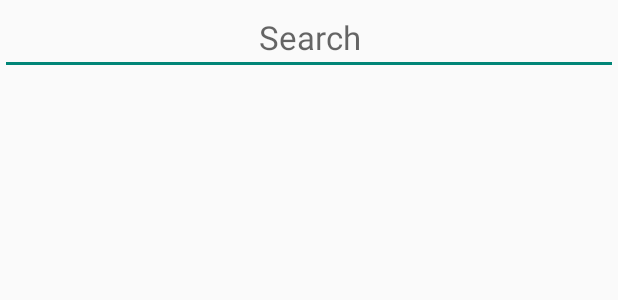
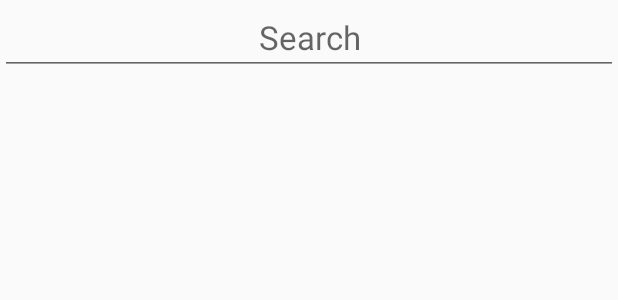
Before and after one commit to oskaremilsson/spiikpsangbok, an Android app: the layout fragment_songs.xml on its own in the app's theme, with its tools: preview values and no code run, on a phone screen of 412 x 824 dp. Shown: the top 300 px of the screen. Run offline under Robolectric (Android 15) with nearby library versions, the phone set to English and light mode, and no system bars.

Commit message:
Removed unnecessary layouts and improved Search field UX

```diff
--- a/app/src/main/java/se/bthstudent/sis/psangbok/app/AboutActivity.java
+++ b/app/src/main/java/se/bthstudent/sis/psangbok/app/AboutActivity.java
@@ -18,7 +18,7 @@ public class AboutActivity extends ActionBarActivity {
     @Override
     protected void onCreate(Bundle savedInstanceState) {
         super.onCreate(savedInstanceState);
-        setContentView(R.layout.activity_about_fragment);
+        setContentView(R.layout.fragment_about);
         if (savedInstanceState == null) {
             getSupportFragmentManager().beginTransaction()
                     .add(R.id.container, new AboutFragment())
--- a/app/src/main/java/se/bthstudent/sis/psangbok/app/MainActivity.java
+++ b/app/src/main/java/se/bthstudent/sis/psangbok/app/MainActivity.java
@@ -76,7 +76,7 @@ public class MainActivity extends ActionBarActivity
         actionBar.setTitle(mTitle);
     }
 
-
+/*
     @Override
     public boolean onCreateOptionsMenu(Menu menu) {
         if (!mNavigationDrawerFragment.isDrawerOpen()) {
@@ -101,7 +101,7 @@ public class MainActivity extends ActionBarActivity
         }
         return super.onOptionsItemSelected(item);
     }
-
+*/
     /**
      * A placeholder fragment containing a simple view.
      */
--- a/app/src/main/java/se/bthstudent/sis/psangbok/app/ViewSongActivity.java
+++ b/app/src/main/java/se/bthstudent/sis/psangbok/app/ViewSongActivity.java
@@ -18,7 +18,7 @@ public class ViewSongActivity extends ActionBarActivity {
     @Override
     protected void onCreate(Bundle savedInstanceState) {
         super.onCreate(savedInstanceState);
-        setContentView(R.layout.activity_view_song);
+        setContentView(R.layout.fragment_view_song);
         if (savedInstanceState == null) {
             getSupportFragmentManager().beginTransaction()
                     .add(R.id.container, new ViewSongFragment())
@@ -26,7 +26,7 @@ public class ViewSongActivity extends ActionBarActivity {
         }
     }
 
-
+/*
     @Override
     public boolean onCreateOptionsMenu(Menu menu) {
         // Inflate the menu; this adds items to the action bar if it is present.
@@ -45,7 +45,7 @@ public class ViewSongActivity extends ActionBarActivity {
         }
         return super.onOptionsItemSelected(item);
     }
-
+*/
     /**
      * A ViewSong fragment containing a simple view.
      */
--- a/app/src/main/res/layout/fragment_songs.xml
+++ b/app/src/main/res/layout/fragment_songs.xml
@@ -1,7 +1,10 @@
 <RelativeLayout xmlns:android="http://schemas.android.com/apk/res/android"
     xmlns:tools="http://schemas.android.com/tools"
+    android:id="@+id/auto_focus"
     android:layout_width="match_parent"
     android:layout_height="match_parent"
+    android:focusable="true"
+    android:focusableInTouchMode="true"
     tools:context="se.bthstudent.sis.psangbok.app.SongsActivity$PlaceholderFragment">
 
     <EditText
@@ -14,7 +17,9 @@
         android:hint="Search"
         android:textSize="22dp"
         android:maxLines="1"
-        android:singleLine="true"/>
+        android:singleLine="true"
+        android:nextFocusUp="@id/textViewSearch"
+        android:nextFocusLeft="@id/textViewSearch" />
 
     <ListView
         android:id="@+id/listView"
--- a/app/src/main/res/values/strings.xml
+++ b/app/src/main/res/values/strings.xml
@@ -2,8 +2,8 @@
 <resources>
 
     <string name="app_name">Psångbok</string>
-    <string name="title_section1">Sånger</string>
-    <string name="title_section2">Om</string>
+    <string name="title_section1">Psånger</string>
+    <string name="title_section2">Om appen</string>
     <string name="navigation_drawer_open">Open navigation drawer</string>
     <string name="navigation_drawer_close">Close navigation drawer</string>
     <string name="action_example">Example action</string>
```
Also changed, not shown: app/src/main/java/se/bthstudent/sis/psangbok/app/NavigationDrawerFragment.java (+16 -2 lines), app/src/main/java/se/bthstudent/sis/psangbok/app/SongsActivity.java (+17 -4 lines), app/src/main/res/layout/activity_about_fragment.xml (deleted, +0 -7 lines), 2 other files.
